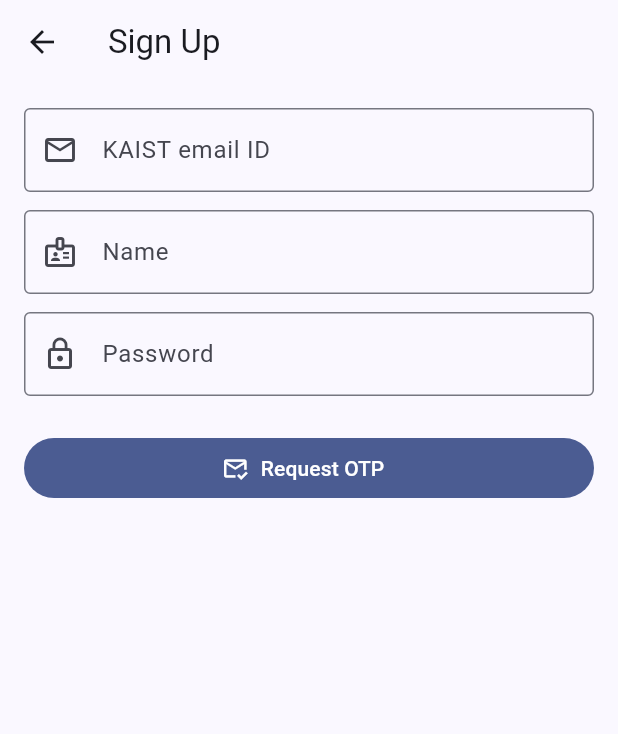
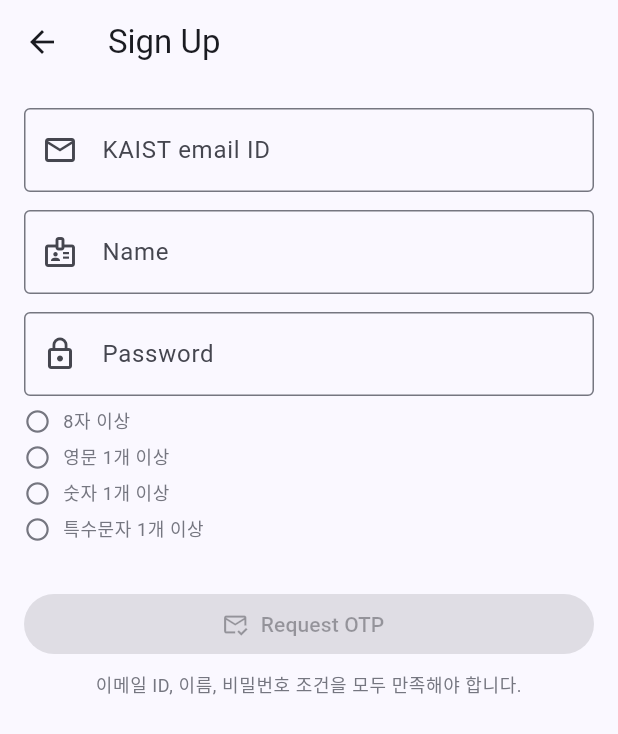
Before and after one commit to a11cho/Buddies, a Flutter app: the SignupRequestScreen screen opened by its route, on a phone screen of 412 x 824 dp. Shown: the top 734 px of the screen. Run offline on Flutter 3.47's test engine with Material 3 defaults, Android fonts, the phone set to English and light mode, and no system bars.

Commit message:
Merge mobile directroy from flutter branch

```diff
--- a/mobile/lib/api/api_auth_service.dart
+++ b/mobile/lib/api/api_auth_service.dart
@@ -5,7 +5,7 @@
 class ApiAuthService implements AuthService {
   ApiAuthService({
     required ApiClient apiClient,
-    this.authBasePath = '/api/auth',
+    this.authBasePath = '/auth',
   }) : _apiClient = apiClient;
 
   final ApiClient _apiClient;
--- a/mobile/lib/api/api_user_service.dart
+++ b/mobile/lib/api/api_user_service.dart
@@ -7,7 +7,7 @@
 class ApiUserService implements UserService {
   ApiUserService({
     required ApiClient apiClient,
-    this.userBasePath = '/api/users',
+    this.userBasePath = '/users',
   }) : _apiClient = apiClient;
 
   final ApiClient _apiClient;
--- a/mobile/lib/core/api_client.dart
+++ b/mobile/lib/core/api_client.dart
@@ -8,7 +8,10 @@
 // 실제 REST API 연결 단계에서 사용할 기본 설정입니다.
 class ApiClientConfig {
   const ApiClientConfig({
-    this.baseUrl = 'http://localhost:8080',
+    this.baseUrl = const String.fromEnvironment(
+      'API_BASE_URL',
+      defaultValue: 'https://localhost:8443',
+    ),
     this.timeout = const Duration(seconds: 20),
   });
 
--- a/mobile/lib/mock/mock_chat_service.dart
+++ b/mobile/lib/mock/mock_chat_service.dart
@@ -23,7 +23,7 @@
     final lobby = _store.findLobby(lobbyId);
     _ensureCurrentUserIsActiveMember(lobby);
     return ChatConnectionInfo(
-      serverUrl: 'ws://localhost:8080/ws',
+      serverUrl: 'wss://localhost:8443/ws',
       subscribeDestination: '/topic/lobbies/$lobbyId/chat',
       sendDestination: '/app/lobbies/$lobbyId/chat/send',
       errorDestination: '/user/queue/chat-errors',
--- a/mobile/lib/screens/auth/signup_request_screen.dart
+++ b/mobile/lib/screens/auth/signup_request_screen.dart
@@ -22,6 +22,23 @@
   final TextEditingController _passwordController = TextEditingController();
   bool _isSubmitting = false;
 
+  bool get _canRequestOtp {
+    final emailId = _emailController.text.trim();
+    final name = _nameController.text.trim();
+    return emailId.isNotEmpty &&
+        !emailId.contains('@') &&
+        name.isNotEmpty &&
+        _isPasswordValid;
+  }
+
+  bool get _isPasswordValid {
+    final password = _passwordController.text;
+    return _hasMinPasswordLength(password) &&
+        _hasLetter(password) &&
+        _hasNumber(password) &&
+        _hasSpecialCharacter(password);
+  }
+
   @override
   void dispose() {
     _emailController.dispose();
@@ -44,12 +61,14 @@
             keyboardType: TextInputType.emailAddress,
             prefixIcon: Icons.mail_outline,
             suffixText: '@kaist.ac.kr',
+            onChanged: (_) => setState(() {}),
           ),
           const SizedBox(height: 12),
           TextInputField(
             controller: _nameController,
             label: 'Name',
             prefixIcon: Icons.badge_outlined,
+            onChanged: (_) => setState(() {}),
           ),
           const SizedBox(height: 12),
           TextInputField(
@@ -57,14 +76,27 @@
             label: 'Password',
             obscureText: true,
             prefixIcon: Icons.lock_outline,
+            onChanged: (_) => setState(() {}),
           ),
+          const SizedBox(height: 8),
+          _PasswordRequirementList(password: _passwordController.text),
           const SizedBox(height: 24),
           PrimaryButton(
             label: 'Request OTP',
             icon: Icons.mark_email_read_outlined,
             isLoading: _isSubmitting,
-            onPressed: _submit,
+            onPressed: _canRequestOtp ? _submit : null,
           ),
+          if (!_canRequestOtp) ...[
+            const SizedBox(height: 8),
+            Text(
+              '이메일 ID, 이름, 비밀번호 조건을 모두 만족해야 합니다.',
+              style: Theme.of(context).textTheme.bodySmall?.copyWith(
+                    color: Theme.of(context).colorScheme.outline,
+                  ),
+              textAlign: TextAlign.center,
+            ),
+          ],
         ],
       ),
     );
@@ -92,6 +124,13 @@
         const SnackBar(
           content: Text('Enter only the part before @kaist.ac.kr.'),
         ),
+      );
+      return;
+    }
+
+    if (!_isPasswordValid) {
+      ScaffoldMessenger.of(context).showSnackBar(
+        const SnackBar(content: Text('비밀번호 조건을 모두 만족해야 합니다.')),
       );
       return;
     }
@@ -127,4 +166,95 @@
       }
     }
   }
+
+  bool _hasMinPasswordLength(String password) {
+    return password.length >= 8;
+  }
+
+  bool _hasLetter(String password) {
+    return RegExp(r'[A-Za-z]').hasMatch(password);
+  }
+
+  bool _hasNumber(String password) {
+    return RegExp(r'[0-9]').hasMatch(password);
+  }
+
+  bool _hasSpecialCharacter(String password) {
+    const allowedSpecialCharacters = r'''!@#$%^&*()_+-=[]{};':"\|,.<>/?`~''';
+    return password.split('').any(allowedSpecialCharacters.contains);
+  }
 }
+
+class _PasswordRequirementList extends StatelessWidget {
+  const _PasswordRequirementList({required this.password});
+
+  final String password;
+
+  @override
+  Widget build(BuildContext context) {
+    return Column(
+      children: [
+        _PasswordRequirementRow(
+          isMet: password.length >= 8,
+          label: '8자 이상',
+        ),
+        _PasswordRequirementRow(
+          isMet: RegExp(r'[A-Za-z]').hasMatch(password),
+          label: '영문 1개 이상',
+        ),
+        _PasswordRequirementRow(
+          isMet: RegExp(r'[0-9]').hasMatch(password),
+          label: '숫자 1개 이상',
+        ),
+        _PasswordRequirementRow(
+          isMet: _hasSpecialCharacter(password),
+          label: '특수문자 1개 이상',
+        ),
+      ],
+    );
+  }
+
+  bool _hasSpecialCharacter(String password) {
+    const allowedSpecialCharacters = r'''!@#$%^&*()_+-=[]{};':"\|,.<>/?`~''';
+    return password.split('').any(allowedSpecialCharacters.contains);
+  }
+}
+
+class _PasswordRequirementRow extends StatelessWidget {
+  const _PasswordRequirementRow({
+    required this.isMet,
+    required this.label,
+  });
+
+  final bool isMet;
+  final String label;
+
+  @override
+  Widget build(BuildContext context) {
+    final color = isMet
+        ? Theme.of(context).colorScheme.primary
+        : Theme.of(context).colorScheme.outline;
+
+    return Padding(
+      padding: const EdgeInsets.only(bottom: 6),
+      child: Row(
+        children: [
+          Icon(
+            isMet ? Icons.check_circle : Icons.radio_button_unchecked,
+            size: 18,
+            color: color,
+          ),
+          const SizedBox(width: 8),
+          Expanded(
+            child: Text(
+              label,
+              style: Theme.of(context).textTheme.bodySmall?.copyWith(
+                    color: color,
+                  ),
+            ),
+          ),
+        ],
+      ),
+    );
+  }
+}
```
